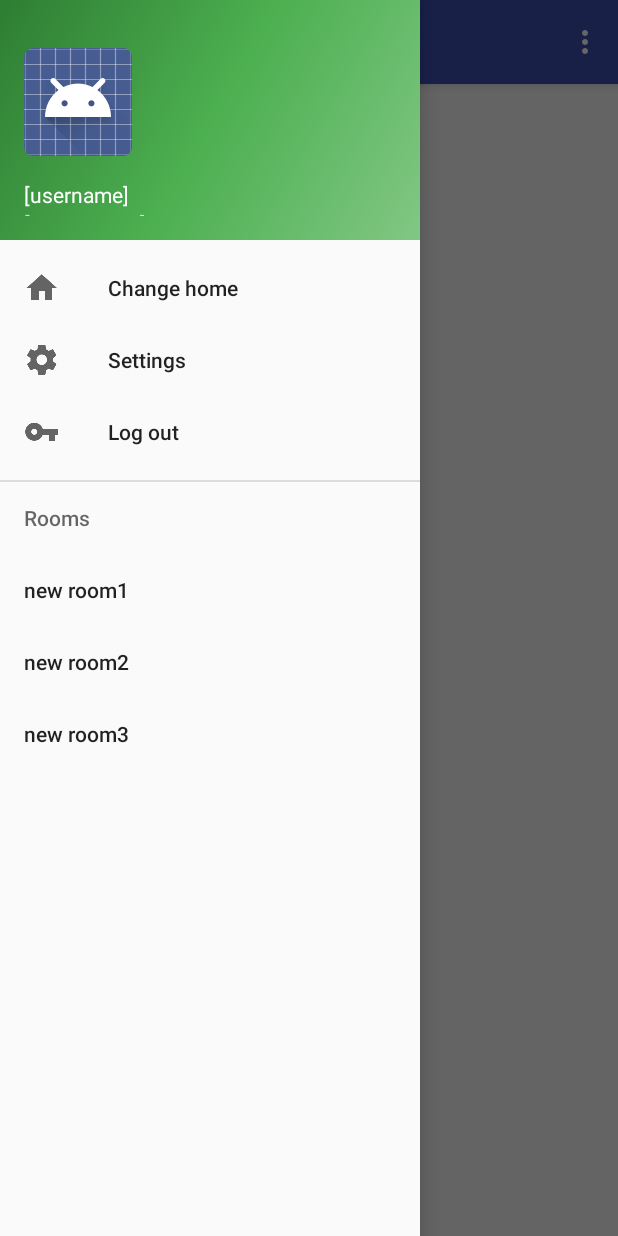
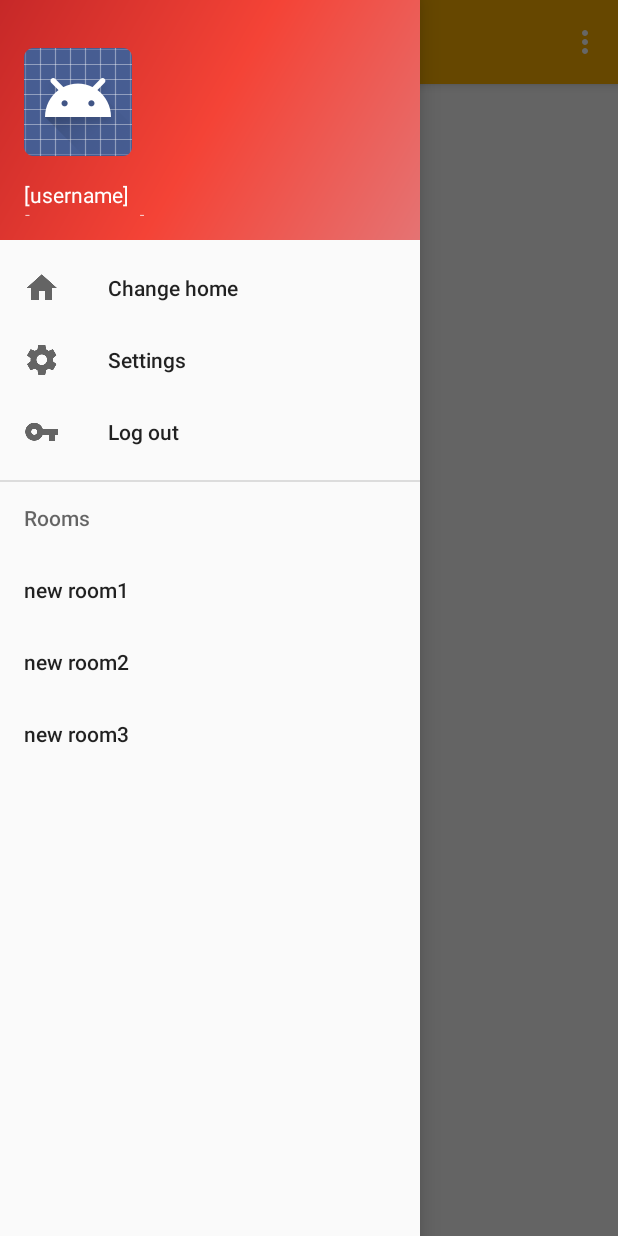
Before and after one commit to aleksandra-majchrzak/smart-dom-android, an Android app: the screen it shows after launch (MainActivity), with the side drawer open, on a phone screen of 412 x 824 dp. Run offline under Robolectric (Android 15) with nearby library versions, the phone set to English and light mode, and no system bars; our stand-ins replace ButterKnife.

Commit message:
Changed application colors.

```diff
--- a/app/src/main/res/drawable/side_nav_bar.xml
+++ b/app/src/main/res/drawable/side_nav_bar.xml
@@ -2,8 +2,8 @@
     android:shape="rectangle">
     <gradient
         android:angle="135"
-        android:centerColor="#4CAF50"
-        android:endColor="#2E7D32"
-        android:startColor="#81C784"
+        android:centerColor="#F44336"
+        android:endColor="#C62828"
+        android:startColor="#E57373"
         android:type="linear" />
 </shape>
--- a/app/src/main/res/values/colors.xml
+++ b/app/src/main/res/values/colors.xml
@@ -1,6 +1,6 @@
 <?xml version="1.0" encoding="utf-8"?>
 <resources>
-    <color name="colorPrimary">#3F51B5</color>
-    <color name="colorPrimaryDark">#303F9F</color>
-    <color name="colorAccent">#FF4081</color>
+    <color name="colorPrimary">#FFB300</color>
+    <color name="colorPrimaryDark">#FFA000</color>
+    <color name="colorAccent">#b71c1c</color>
 </resources>
```
